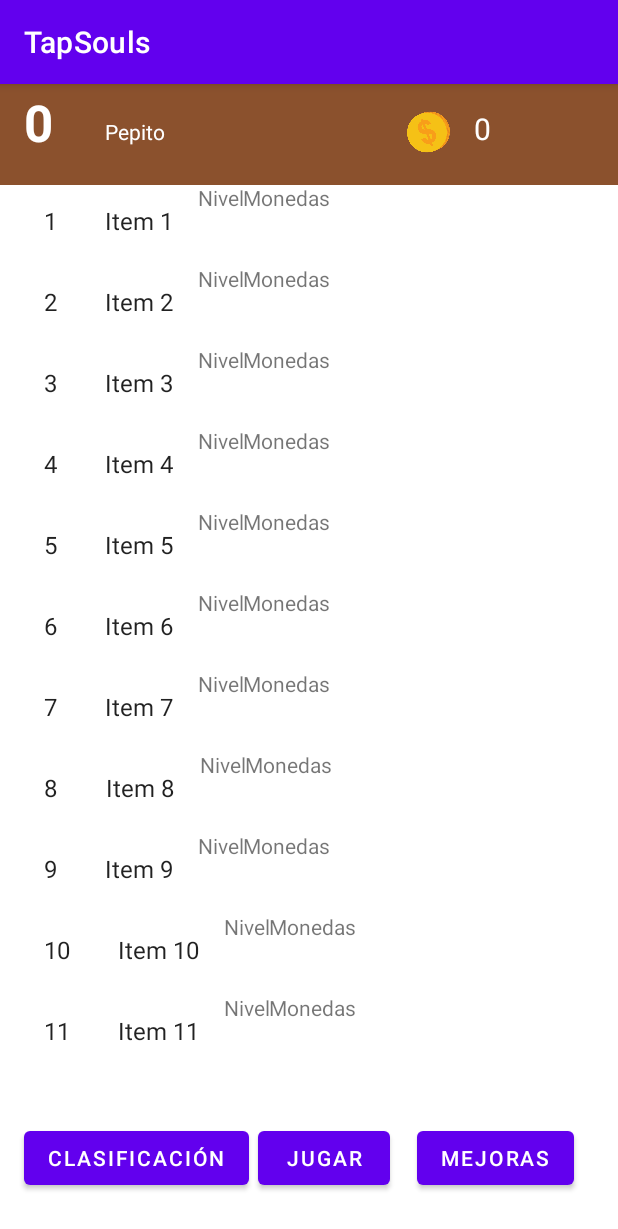
After one commit to Cris00000/TapSouls, an Android app: the fragment Clasificacion placed in its activity, on a phone screen of 412 x 824 dp. The commit adds this screen. Shown: the top 1229 px of the screen. Run offline under Robolectric (Android 15) with nearby library versions, the phone set to English and light mode, and no system bars.

Commit message:
Lista creada

```diff
--- /dev/null
+++ b/app/src/main/java/com/example/tapsouls/Clasificacion.java
@@ -0,0 +1,71 @@
+package com.example.tapsouls;
+
+import android.content.Context;
+import android.os.Bundle;
+
+import androidx.fragment.app.Fragment;
+import androidx.recyclerview.widget.GridLayoutManager;
+import androidx.recyclerview.widget.LinearLayoutManager;
+import androidx.recyclerview.widget.RecyclerView;
+
+import android.view.LayoutInflater;
+import android.view.View;
+import android.view.ViewGroup;
+
+import com.example.tapsouls.placeholder.PlaceholderContent;
+
+/**
+ * A fragment representing a list of Items.
+ */
+public class Clasificacion extends Fragment {
+
+    // TODO: Customize parameter argument names
+    private static final String ARG_COLUMN_COUNT = "column-count";
+    // TODO: Customize parameters
+    private int mColumnCount = 1;
+
+    /**
+     * Mandatory empty constructor for the fragment manager to instantiate the
+     * fragment (e.g. upon screen orientation changes).
+     */
+    public Clasificacion() {
+    }
+
+    // TODO: Customize parameter initialization
+    @SuppressWarnings("unused")
+    public static Clasificacion newInstance(int columnCount) {
+        Clasificacion fragment = new Clasificacion();
+        Bundle args = new Bundle();
+        args.putInt(ARG_COLUMN_COUNT, columnCount);
+        fragment.setArguments(args);
+        return fragment;
+    }
+
+    @Override
+    public void onCreate(Bundle savedInstanceState) {
+        super.onCreate(savedInstanceState);
+
+        if (getArguments() != null) {
+            mColumnCount = getArguments().getInt(ARG_COLUMN_COUNT);
+        }
+    }
+
+    @Override
+    public View onCreateView(LayoutInflater inflater, ViewGroup container,
+                             Bundle savedInstanceState) {
+        View view = inflater.inflate(R.layout.fragment_clasificacion_list, container, false);
+
+        // Set the adapter
+        if (view instanceof RecyclerView) {
+            Context context = view.getContext();
+            RecyclerView recyclerView = (RecyclerView) view;
+            if (mColumnCount <= 1) {
+                recyclerView.setLayoutManager(new LinearLayoutManager(context));
+            } else {
+                recyclerView.setLayoutManager(new GridLayoutManager(context, mColumnCount));
+            }
+            recyclerView.setAdapter(new MyItemRecyclerViewAdapter(PlaceholderContent.ITEMS));
+        }
+        return view;
+    }
+}
--- a/app/src/main/java/com/example/tapsouls/MainActivity.java
+++ b/app/src/main/java/com/example/tapsouls/MainActivity.java
@@ -33,6 +33,7 @@ public class MainActivity extends AppCompatActivity {
 
         Button mejoras = (Button) findViewById(R.id.mejoras);
         Button jugar = (Button) findViewById(R.id.jugar);
+        Button clasificacion = (Button) findViewById(R.id.botonClasificacion);
 
         mejoras.setOnClickListener(new View.OnClickListener() {
             @Override
@@ -54,7 +55,15 @@ public class MainActivity extends AppCompatActivity {
             }
         });
 
-
+        clasificacion.setOnClickListener(new View.OnClickListener() {
+            @Override
+            public void onClick(View view) {
+                FragmentManager fragmentManager = getSupportFragmentManager();
+                FragmentTransaction transaction = fragmentManager.beginTransaction();
+                transaction.replace(R.id.contenedor , Clasificacion.class,null);
+                transaction.commit();
+            }
+        });
 
 
     }
--- /dev/null
+++ b/app/src/main/java/com/example/tapsouls/MyItemRecyclerViewAdapter.java
@@ -0,0 +1,62 @@
+package com.example.tapsouls;
+
+import androidx.recyclerview.widget.RecyclerView;
+
+import android.view.LayoutInflater;
+import android.view.View;
+import android.view.ViewGroup;
+import android.widget.TextView;
+
+import com.example.tapsouls.placeholder.PlaceholderContent.PlaceholderItem;
+import com.example.tapsouls.databinding.FragmentClasificacionBinding;
+
+import java.util.List;
+
+/**
+ * {@link RecyclerView.Adapter} that can display a {@link PlaceholderItem}.
+ * TODO: Replace the implementation with code for your data type.
+ */
+public class MyItemRecyclerViewAdapter extends RecyclerView.Adapter<MyItemRecyclerViewAdapter.ViewHolder> {
+
+    private final List<PlaceholderItem> mValues;
+
+    public MyItemRecyclerViewAdapter(List<PlaceholderItem> items) {
+        mValues = items;
+    }
+
+    @Override
+    public ViewHolder onCreateViewHolder(ViewGroup parent, int viewType) {
+
+        return new ViewHolder(FragmentClasificacionBinding.inflate(LayoutInflater.from(parent.getContext()), parent, false));
+
+    }
+
+    @Override
+    public void onBindViewHolder(final ViewHolder holder, int position) {
+        holder.mItem = mValues.get(position);
+        holder.mIdView.setText(mValues.get(position).id);
+        holder.mContentView.setText(mValues.get(position).content);
+    }
+
+    @Override
+    public int getItemCount() {
+        return mValues.size();
+    }
+
+    public class ViewHolder extends RecyclerView.ViewHolder {
+        public final TextView mIdView;
+        public final TextView mContentView;
+        public PlaceholderItem mItem;
+
+        public ViewHolder(FragmentClasificacionBinding binding) {
+            super(binding.getRoot());
+            mIdView = binding.itemNumber;
+            mContentView = binding.content;
+        }
+
+        @Override
+        public String toString() {
+            return super.toString() + " '" + mContentView.getText() + "'";
+        }
+    }
+}
--- a/app/src/main/res/layout/activity_main.xml
+++ b/app/src/main/res/layout/activity_main.xml
@@ -59,7 +59,7 @@
         app:layout_constraintVertical_bias="0.004" />
 
     <Button
-        android:id="@+id/inventario"
+        android:id="@+id/botonClasificacion"
         android:layout_width="wrap_content"
         android:layout_height="wrap_content"
         android:layout_marginBottom="28dp"
--- /dev/null
+++ b/app/src/main/res/layout/fragment_clasificacion.xml
@@ -0,0 +1,35 @@
+<?xml version="1.0" encoding="utf-8"?>
+<LinearLayout xmlns:android="http://schemas.android.com/apk/res/android"
+    android:layout_width="wrap_content"
+    android:layout_height="wrap_content"
+    android:orientation="horizontal">
+
+    <TextView
+        android:id="@+id/item_number"
+        android:layout_width="wrap_content"
+        android:layout_height="wrap_content"
+        android:layout_margin="@dimen/text_margin"
+        android:textAppearance="?attr/textAppearanceListItem" />
+
+    <TextView
+        android:id="@+id/content"
+        android:layout_width="wrap_content"
+        android:layout_height="wrap_content"
+        android:layout_margin="@dimen/text_margin"
+        android:textAppearance="?attr/textAppearanceListItem" />
+
+    <TextView
+        android:id="@+id/nivelClasificacion"
+        android:layout_width="wrap_content"
+        android:layout_height="wrap_content"
+        android:layout_weight="1"
+        android:text="Nivel"
+        android:textAlignment="center" />
+
+    <TextView
+        android:id="@+id/monedasClasificacion"
+        android:layout_width="wrap_content"
+        android:layout_height="wrap_content"
+        android:layout_weight="1"
+        android:text="Monedas" />
+</LinearLayout>
--- /dev/null
+++ b/app/src/main/res/layout/fragment_clasificacion_list.xml
@@ -0,0 +1,13 @@
+<?xml version="1.0" encoding="utf-8"?>
+<androidx.recyclerview.widget.RecyclerView xmlns:android="http://schemas.android.com/apk/res/android"
+    xmlns:app="http://schemas.android.com/apk/res-auto"
+    xmlns:tools="http://schemas.android.com/tools"
+    android:id="@+id/list"
+    android:name="com.example.tapsouls.Clasificacion"
+    android:layout_width="match_parent"
+    android:layout_height="match_parent"
+    android:layout_marginLeft="16dp"
+    android:layout_marginRight="16dp"
+    app:layoutManager="LinearLayoutManager"
+    tools:context=".Clasificacion"
+    tools:listitem="@layout/fragment_clasificacion" />
```
Also changed, not shown: app/src/main/java/com/example/tapsouls/placeholder/PlaceholderContent.java (added, +72 -0 lines).
